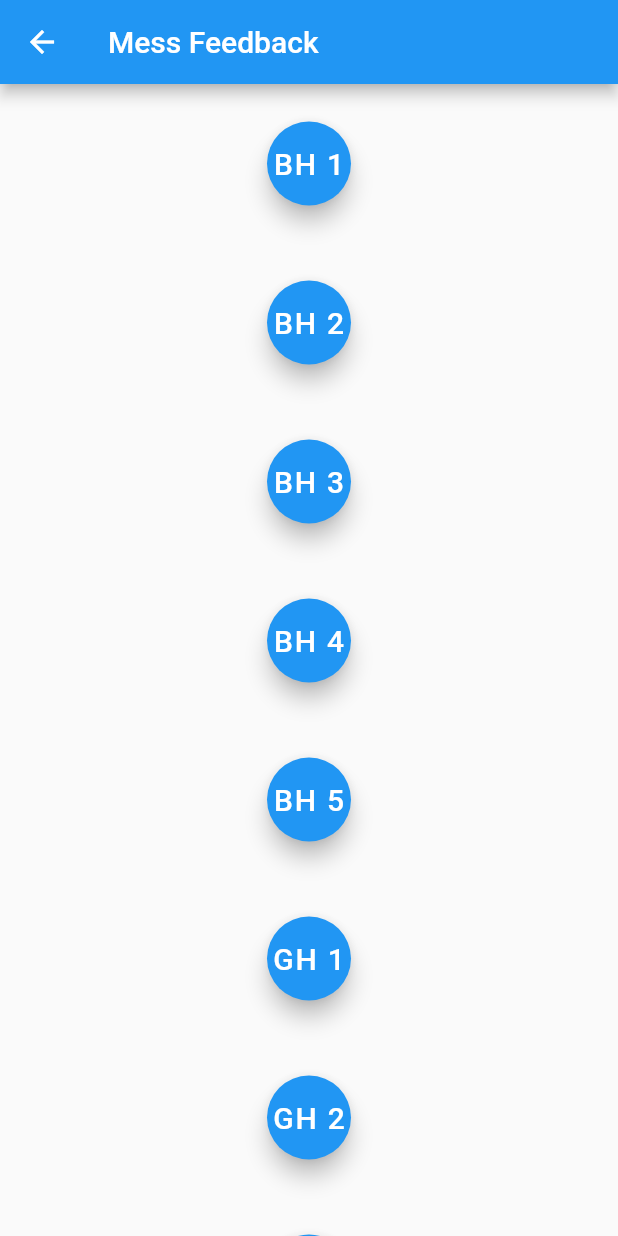
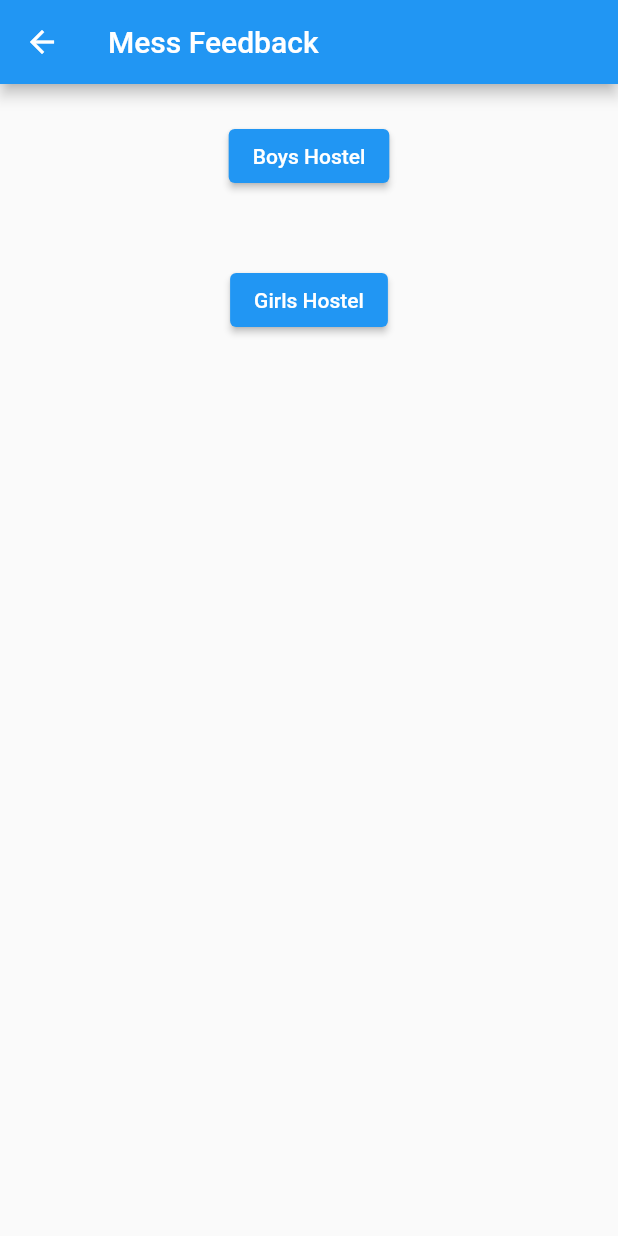
Before and after one commit to nub-badsoldier/HelpMeOut, a Flutter app: the MessFeedBackPage screen opened directly, on a phone screen of 412 x 824 dp. Run offline on Flutter 3.47's test engine with Material 2 defaults, Android fonts, the phone set to English and light mode, and no system bars; our stand-ins replace firebase_auth, firebase_core, font_awesome_flutter, google_sign_in, webview_flutter; accounts and stored records are empty.

```diff
--- a/lib/screens/home.dart
+++ b/lib/screens/home.dart
@@ -27,7 +27,7 @@ class _Home_PageState extends State<Home_Page> {
     ServiceIcon('Car Pooling', Icon(Icons.car_rental), Colors.cyanAccent,
         CarPoolingPage()),
     ServiceIcon('Lost & Found', Icon(Icons.car_rental), Colors.indigoAccent,
-        LostFoundPage()),
+        lostandfoundPage()),
     ServiceIcon('Resources', Icon(Icons.car_rental), Colors.yellowAccent,
         CarPoolingPage()),
     ServiceIcon('Food Order', Icon(Icons.car_rental), Colors.greenAccent,
--- a/lib/services/FirstPage.dart
+++ b/lib/services/FirstPage.dart
@@ -1,9 +1,11 @@
 import 'package:flutter/cupertino.dart';
 import 'package:flutter/material.dart';
+
 
 import '../screens/feed.dart';
 import '../screens/home.dart';
 import '../screens/profile.dart';
+
 
 class FirstPage extends StatelessWidget {
   FirstPage({Key? key}) : super(key: key);
--- a/lib/services/MessFeedback.dart
+++ b/lib/services/MessFeedback.dart
@@ -1,4 +1,5 @@
 import 'package:flutter/material.dart';
+import 'package:url_launcher/url_launcher.dart';
 
 class MessFeedBackPage extends StatefulWidget {
   const MessFeedBackPage({Key? key}) : super(key: key);
@@ -16,65 +17,52 @@ class _MessFeedBackState extends State<MessFeedBackPage> {
             title: Text('Mess Feedback'),
           ),
           body: Center(child: Column(children: <Widget>[
-            Container(
-              margin: EdgeInsets.all(25),
-              child: FloatingActionButton(
-                child: Text('BH 1', style: TextStyle(fontSize: 20.0),),
-                onPressed: () {},
+            Column(
+          children: [
+          Container(
+              padding: EdgeInsets.all(16.0),
+            child: Padding(
+              padding: EdgeInsets.all(8.0),
+              child: ExternalLinkButton(
+                url: 'https://forms.gle/9PkUDiHbB7WNR4aa9',
+                buttonText: 'Boys Hostel',
               ),
             ),
-            Container(
-              margin: EdgeInsets.all(25),
-              child: FloatingActionButton(
-                child: Text('BH 2', style: TextStyle(fontSize: 20.0),),
-                onPressed: () {},
+          ),
+        Container(
+          padding: EdgeInsets.all(16.0),
+          child: Padding(
+            padding: EdgeInsets.all(8.0),
+            child: ExternalLinkButton(
+              url: 'https://forms.gle/16RSFgwZ8Tj4MgLg9',
+              buttonText: 'Girls Hostel',
+            ),
+          ),
+        ),]
               ),
-            ),
-            Container(
-              margin: EdgeInsets.all(25),
-              child: FloatingActionButton(
-                child: Text('BH 3', style: TextStyle(fontSize: 20.0),),
-                onPressed: () {},
-              ),
-            ),
-            Container(
-              margin: EdgeInsets.all(25),
-              child: FloatingActionButton(
-                child: Text('BH 4', style: TextStyle(fontSize: 20.0),),
-                onPressed: () {},
-              ),
-            ),
-            Container(
-              margin: EdgeInsets.all(25),
-              child: FloatingActionButton(
-                child: Text('BH 5', style: TextStyle(fontSize: 20.0),),
-                onPressed: () {},
-              ),
-            ),
-            Container(
-              margin: EdgeInsets.all(25),
-              child: FloatingActionButton(
-                child: Text('GH 1', style: TextStyle(fontSize: 20.0),),
-                onPressed: () {},
-              ),
-            ),
-            Container(
-              margin: EdgeInsets.all(25),
-              child: FloatingActionButton(
-                child: Text('GH 2', style: TextStyle(fontSize: 20.0),),
-                onPressed: () {},
-              ),
-            ),
-            Container(
-              margin: EdgeInsets.all(25),
-              child: FloatingActionButton(
-                child: Text('GH 3', style: TextStyle(fontSize: 20.0),),
-                onPressed: () {},
-              ),
-            ),
           ]
           ))
       ),
     );
   }
 }
+class ExternalLinkButton extends StatelessWidget {
+  final String url;
+  final String buttonText;
+
+  ExternalLinkButton({required this.url, required this.buttonText});
+
+  @override
+  Widget build(BuildContext context) {
+    return ElevatedButton(
+      onPressed: () async {
+        if (await canLaunch(url)) {
+          await launch(url);
+        } else {
+          throw 'Could not launch $url';
+        }
+      },
+      child: Text(buttonText),
+    );
+  }
+}
--- a/pubspec.yaml
+++ b/pubspec.yaml
@@ -36,6 +36,8 @@ dependencies:
   # The following adds the Cupertino Icons font to your application.
   # Use with the CupertinoIcons class for iOS style icons.
   cupertino_icons: ^1.0.2
+  webview_flutter: ^4.0.7
+  url_launcher: ^6.1.10
   #url_launcher: ^6.1.10
 
 dev_dependencies:
@@ -52,7 +54,6 @@ dev_dependencies:
   google_sign_in: ^6.0.2
   firebase_core: ^2.8.0
   font_awesome_flutter: ^10.4.0
-
 # For information on the generic Dart part of this file, see the
 # following page: https://dart.dev/tools/pub/pubspec
 
```
Also changed, not shown: lib/services/lostnfound.dart (+22 -18 lines), pubspec.lock, 6 other files.
